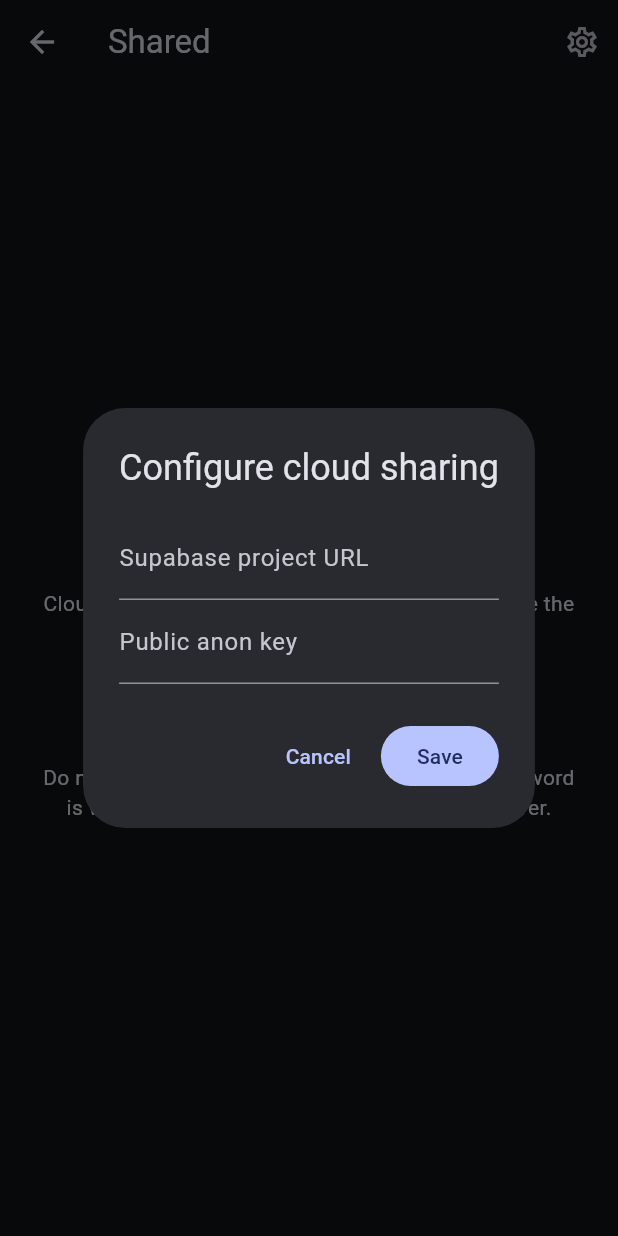
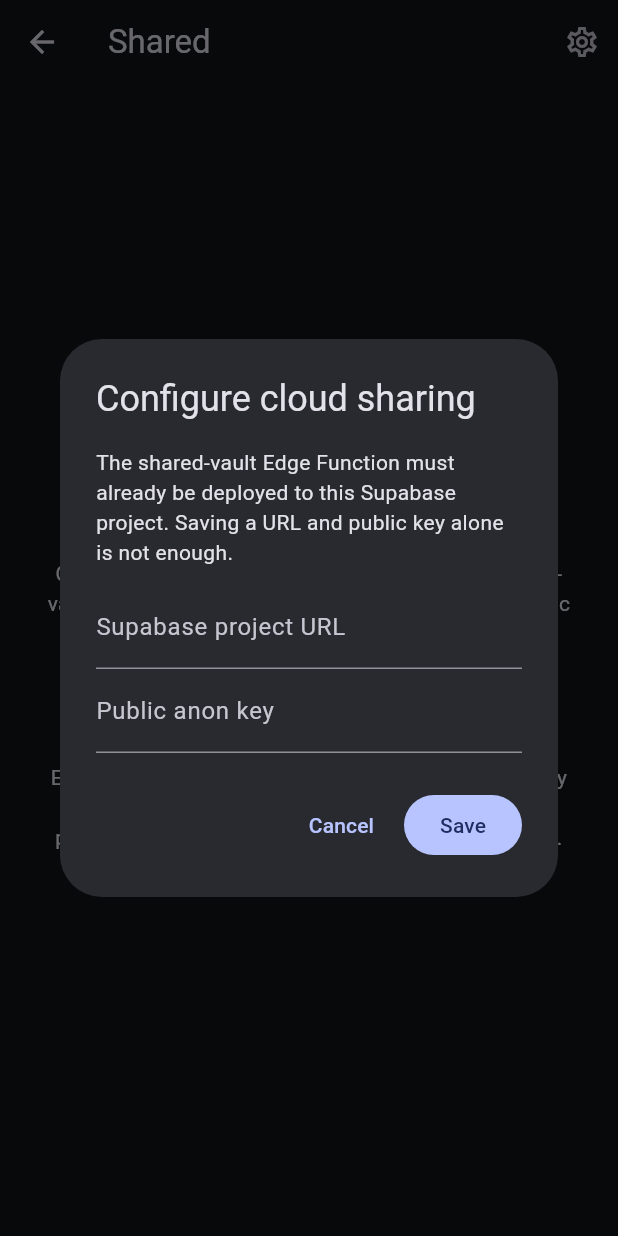
Before and after one commit to ashishthakur-sudo/secure-vault-web, a Flutter app: the SharedFolderScreen screen opened directly, after a tap on "Configure shared folder", on a phone screen of 412 x 824 dp. Run offline on Flutter 3.47's test engine with Material 3 defaults, Android fonts, the phone set to English and light mode, and no system bars; our stand-ins replace file_picker, flutter_secure_storage, sqflite, sqflite_common_ffi, web; missing offline and left inert: bcrypt, cryptography, dart:js_interop, encrypt, idb_shim, media_kit and 2 more; accounts and stored records are empty.

Commit message:
Improve shared folder connection diagnostics
Co-authored-by: Copilot <223556219+Copilot@users.noreply.github.com>

```diff
--- a/lib/src/shared/shared_folder_screen.dart
+++ b/lib/src/shared/shared_folder_screen.dart
@@ -39,7 +39,16 @@ class _SharedFolderScreenState extends State<SharedFolderScreen> {
 
   Future<void> _loadConfiguration() async {
     final configured = await _service.isConfigured;
-    if (mounted) setState(() => _configured = configured);
+    if (!configured) return;
+    final projectUrl = await _service.projectUrl;
+    final publishableKey = await _service.publishableKey;
+    if (mounted) {
+      setState(() {
+        _configured = true;
+        _urlController.text = projectUrl ?? '';
+        _anonKeyController.text = publishableKey ?? '';
+      });
+    }
   }
 
   Future<void> _configure() async {
@@ -142,12 +151,11 @@ class _SharedFolderScreenState extends State<SharedFolderScreen> {
               onPressed: _busy ? null : _upload,
               icon: const Icon(Icons.upload_file),
             ),
-          if (!_configured)
-            IconButton(
-              tooltip: 'Configure cloud sharing',
-              onPressed: _showConfiguration,
-              icon: const Icon(Icons.settings_outlined),
-            ),
+          IconButton(
+            tooltip: 'Configure cloud sharing',
+            onPressed: _busy ? null : _showConfiguration,
+            icon: const Icon(Icons.settings_outlined),
+          ),
         ],
       ),
       body: _busy
@@ -171,7 +179,7 @@ class _SharedFolderScreenState extends State<SharedFolderScreen> {
             const Icon(Icons.cloud_off_outlined, size: 48),
             const SizedBox(height: 12),
             const Text(
-              'Cloud sharing needs a Supabase project. Configure the project URL and public anon key to continue.',
+              'Cloud sharing requires a deployed Supabase shared-vault Edge Function. Enter your project URL and public key here after the backend has been deployed.',
               textAlign: TextAlign.center,
             ),
             const SizedBox(height: 16),
@@ -181,7 +189,7 @@ class _SharedFolderScreenState extends State<SharedFolderScreen> {
             ),
             const SizedBox(height: 12),
             const Text(
-              'Do not enter a service-role key here. A 4-digit password is weak; access must be rate-limited by the server.',
+              'Entering these values alone does not create or deploy the backend. Follow the Shared folder setup in the project README. Never enter a service-role key here.',
               textAlign: TextAlign.center,
             ),
           ],
@@ -210,7 +218,13 @@ class _SharedFolderScreenState extends State<SharedFolderScreen> {
               decoration: const InputDecoration(labelText: '4-digit password'),
               onSubmitted: (_) => _unlock(),
             ),
-            if (_error != null) Text(_error!),
+            if (_error != null) ...[
+              const SizedBox(height: 12),
+              Text(
+                _error!,
+                style: TextStyle(color: Theme.of(context).colorScheme.error),
+              ),
+            ],
             FilledButton(onPressed: _unlock, child: const Text('Open Shared')),
           ],
         ),
@@ -256,6 +270,10 @@ class _SharedFolderScreenState extends State<SharedFolderScreen> {
           child: Column(
             mainAxisSize: MainAxisSize.min,
             children: [
+              const Text(
+                'The shared-vault Edge Function must already be deployed to this Supabase project. Saving a URL and public key alone is not enough.',
+              ),
+              const SizedBox(height: 12),
               TextFormField(
                 controller: _urlController,
                 decoration: const InputDecoration(
--- a/lib/src/shared/shared_folder_service.dart
+++ b/lib/src/shared/shared_folder_service.dart
@@ -38,6 +38,9 @@ class SharedFolderService {
 
   final FlutterSecureStorage _storage;
   final http.Client _client;
+
+  Future<String?> get projectUrl => _storage.read(key: _urlKey);
+  Future<String?> get publishableKey => _storage.read(key: _anonKey);
 
   Future<bool> get isConfigured async =>
       (await _storage.read(key: _urlKey)) != null &&
@@ -104,7 +107,9 @@ class SharedFolderService {
         'Shared folder is not configured with a Supabase project.',
       );
     }
-    final response = await _client.post(
+    late final http.Response response;
+    try {
+      response = await _client.post(
         Uri.parse('$projectUrl/functions/v1/shared-vault'),
         headers: {
           'content-type': 'application/json',
@@ -113,7 +118,35 @@ class SharedFolderService {
         },
         body: jsonEncode(body),
       );
-    final decoded = jsonDecode(response.body);
+    } on http.ClientException {
+      throw StateError(
+        'Could not reach the Supabase shared-vault function. Saving the URL '
+        'and public key does not deploy the function. Check the project URL, '
+        'then deploy the shared-vault Edge Function from this project and '
+        'confirm its CORS settings. See the Shared folder setup in README.md.',
+      );
+    }
+    if (response.statusCode == 404) {
+      throw StateError(
+        'Supabase could not find the shared-vault function. Deploy it with '
+        '`supabase functions deploy shared-vault --no-verify-jwt`.',
+      );
+    }
+    if (response.statusCode == 401 || response.statusCode == 403) {
+      throw StateError(
+        'Supabase rejected this request. Check that the public key belongs '
+        'to this project and deploy the function with JWT verification disabled.',
+      );
+    }
+    final Object? decoded;
+    try {
+      decoded = jsonDecode(response.body);
+    } on FormatException {
+      throw FormatException(
+        'Supabase returned an invalid response (HTTP ${response.statusCode}). '
+        'Check that the shared-vault Edge Function is deployed.',
+      );
+    }
     if (decoded is! Map<String, dynamic>) {
       throw const FormatException(
         'The shared folder returned an invalid response.',
```
Also changed, not shown: 2 other files. Lines whose indentation alone changed are shown as unchanged.
